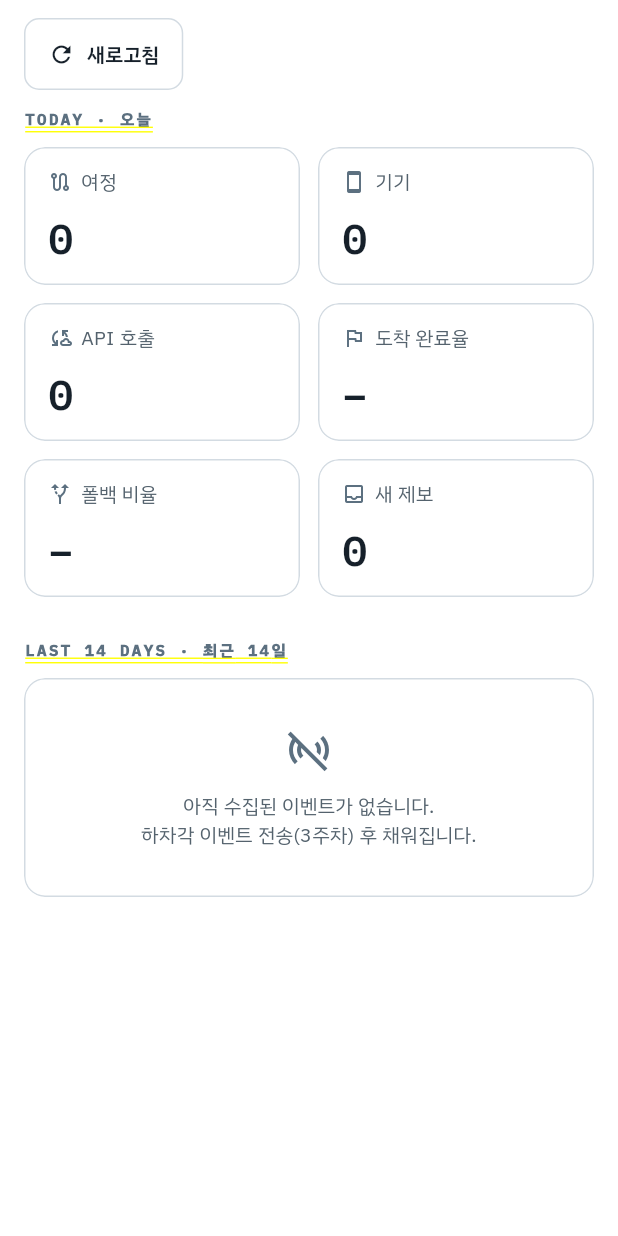
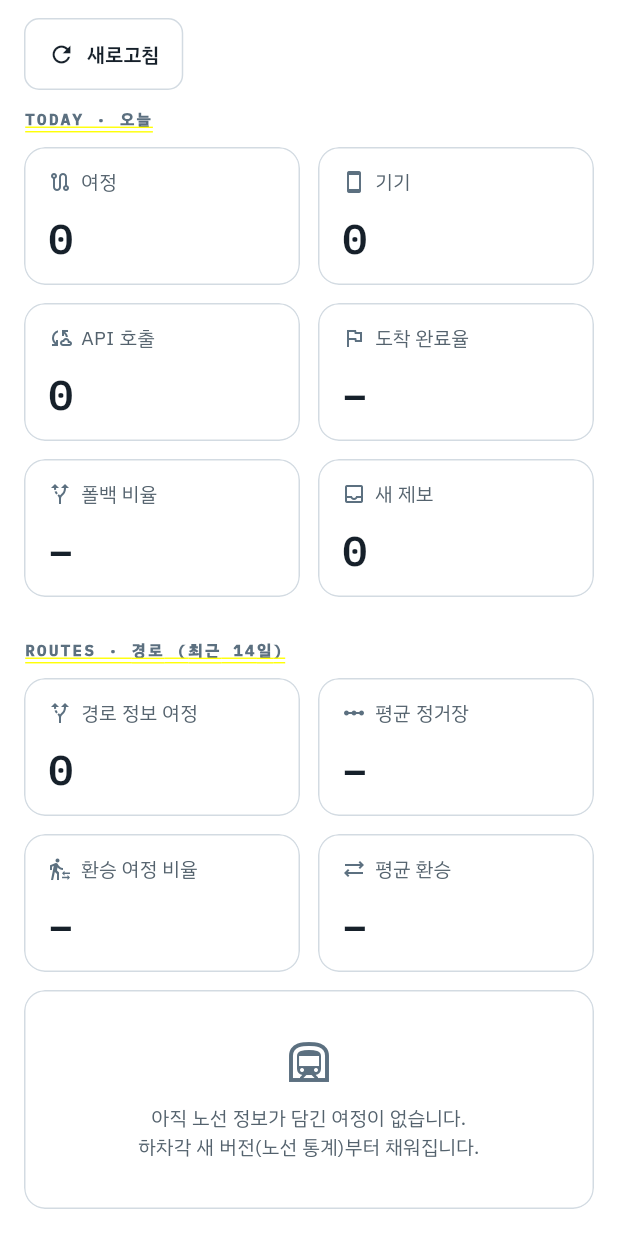
Before and after one commit to kwakkit/hachagak-console, a Flutter app: the DashboardPage screen opened directly, on a phone screen of 412 x 824 dp. Run offline on Flutter 3.47's test engine with Material 3 defaults, Android fonts, the phone set to English and light mode, and no system bars; our stand-ins replace flutter_riverpod, supabase_flutter; accounts and stored records are empty; network calls fail.

Commit message:
feat: 대시보드에 노선 단위 경로 통계 추가
- 0004_route_stats.sql — daily_stats 에 route_trips·transfer_trips·
  transfers_sum·stops_sum 열, 노선별 일별 집계 daily_line_stats 추가.
  refresh_daily_stats() 가 둘 다 갱신. 노선 id 형식이 아니면(역 이름 등) 버림
- 대시보드 "경로 (최근 14일)" — 경로 정보 여정·평균 정거장·환승 여정 비율·
  평균 환승 타일, 노선별 이용 막대(LineUsagePanel), 표에 평균 정거장/환승 여정 열
- 수집 범위는 노선·횟수까지 (역 이름 없음, Play 데이터 보안 양식 범위)
- 테스트: 경로 열 파싱, 노선 집계, 경로 타일·노선 패널 렌더

로컬 Supabase 에서 0003+0004 적용·집계 검증.

Co-Authored-By: Claude Opus 5.5 <noreply@anthropic.com>

```diff
--- a/lib/features/dashboard/daily_stat.dart
+++ b/lib/features/dashboard/daily_stat.dart
@@ -11,7 +11,12 @@ class DailyStat {
       // 0002 에서 추가된 열 — 마이그레이션 전 DB 에서도 깨지지 않게 0 으로.
       timetableTrips = (r['timetable_trips'] as int?) ?? 0,
       endedTrips = (r['ended_trips'] as int?) ?? 0,
-      arrivedTrips = (r['arrived_trips'] as int?) ?? 0;
+      arrivedTrips = (r['arrived_trips'] as int?) ?? 0,
+      // 0004 경로 열 — 노선 정보가 있는 여정(새 앱)만 센다.
+      routeTrips = (r['route_trips'] as int?) ?? 0,
+      transferTrips = (r['transfer_trips'] as int?) ?? 0,
+      transfersSum = (r['transfers_sum'] as int?) ?? 0,
+      stopsSum = (r['stops_sum'] as int?) ?? 0;
 
   final DateTime day;
 
@@ -29,4 +34,12 @@ class DailyStat {
   /// 끝난 여정 수와 그중 목적지 도착으로 끝난 수 (`trip_ended.reason`).
   final int endedTrips;
   final int arrivedTrips;
+
+  /// 노선·환승·정거장 정보가 담긴 시작 여정 수 — 경로 평균의 분모.
+  final int routeTrips;
+
+  /// [routeTrips] 중 환승이 1회 이상인 여정 수, 환승 횟수 합, 정거장 수 합.
+  final int transferTrips;
+  final int transfersSum;
+  final int stopsSum;
 }
--- a/lib/features/dashboard/dashboard_data.dart
+++ b/lib/features/dashboard/dashboard_data.dart
@@ -1,10 +1,14 @@
 import 'daily_stat.dart';
+import 'line_usage.dart';
 
-/// 대시보드 한 화면분 — 최근 14일 집계 + 새 제보 수.
+/// 대시보드 한 화면분 — 최근 14일 집계·노선별 이용 + 새 제보 수.
 class DashboardData {
-  DashboardData(this.days, this.newFeedback);
+  DashboardData(this.days, this.newFeedback, {this.lines = const []});
 
   /// 최근 14일, 최신순. 이벤트가 없는 날은 빠져 있다.
   final List<DailyStat> days;
   final int newFeedback;
+
+  /// 최근 14일 노선별 이용 여정 수, 많은 순.
+  final List<LineUsage> lines;
 }
--- a/lib/features/dashboard/dashboard_page.dart
+++ b/lib/features/dashboard/dashboard_page.dart
@@ -5,21 +5,28 @@ import '../../app/console_widgets.dart';
 import '../feedback/feedback_repository.dart';
 import 'dashboard_data.dart';
 import 'dashboard_page/dashboard_table.dart';
+import 'dashboard_page/line_usage_panel.dart';
+import 'dashboard_page/route_tiles.dart';
 import 'dashboard_page/today_tiles.dart';
 import 'dashboard_repository.dart';
 
 export 'daily_stat.dart';
 export 'dashboard_data.dart';
 export 'dashboard_repository.dart';
+export 'line_usage.dart';
+export 'subway_line.dart';
 
 final dashboardProvider = FutureProvider.autoDispose<DashboardData>((
   ref,
 ) async {
+  final repo = ref.watch(dashboardRepositoryProvider);
   final (days, newFeedback) = await (
-    ref.watch(dashboardRepositoryProvider).fetchDailyStats(),
+    repo.fetchDailyStats(),
     ref.watch(feedbackRepositoryProvider).countNew(),
   ).wait;
-  return DashboardData(days, newFeedback);
+  // 노선 표는 fetchDailyStats 의 집계 갱신이 끝난 뒤에 읽는다.
+  final lines = await repo.fetchLineUsage();
+  return DashboardData(days, newFeedback, lines: lines);
 });
 
 class DashboardPage extends ConsumerWidget {
@@ -47,6 +54,12 @@ class DashboardPage extends ConsumerWidget {
             const SizedBox(height: 10),
             TodayTiles(data),
             const SizedBox(height: 28),
+            const ConsoleEyebrow('Routes · 경로 (최근 14일)'),
+            const SizedBox(height: 10),
+            RouteTiles(data.days),
+            const SizedBox(height: 12),
+            LineUsagePanel(data.lines, routeTrips: routeTripsOf(data.days)),
+            const SizedBox(height: 28),
             const ConsoleEyebrow('Last 14 days · 최근 14일'),
             const SizedBox(height: 10),
             ConsolePanel(
--- /dev/null
+++ b/lib/features/dashboard/dashboard_page/line_usage_panel.dart
@@ -0,0 +1,43 @@
+import 'package:flutter/material.dart';
+
+import '../../../app/console_widgets.dart';
+import '../line_usage.dart';
+import 'line_usage_row.dart';
+
+/// 노선별 이용 — 노선마다 막대 하나. 한 여정이 여러 노선을 타므로 비율의 합은
+/// 100% 를 넘을 수 있다(비율 = 그 노선을 탄 여정 / 경로 정보 여정).
+class LineUsagePanel extends StatelessWidget {
+  const LineUsagePanel(this.lines, {super.key, required this.routeTrips});
+
+  final List<LineUsage> lines;
+  final int routeTrips;
+
+  @override
+  Widget build(BuildContext context) {
+    if (lines.isEmpty) {
+      return const ConsolePanel(
+        padding: EdgeInsets.zero,
+        child: EmptyState(
+          icon: Icons.subway_outlined,
+          message: '아직 노선 정보가 담긴 여정이 없습니다.\n하차각 새 버전(노선 통계)부터 채워집니다.',
+        ),
+      );
+    }
+    final max = lines.first.trips;
+    return ConsolePanel(
+      padding: const EdgeInsets.fromLTRB(16, 14, 16, 14),
+      child: Column(
+        crossAxisAlignment: CrossAxisAlignment.stretch,
+        children: [
+          Text(
+            '노선별 이용 여정',
+            style: ConsoleFonts.label.copyWith(color: context.console.textLo),
+          ),
+          const SizedBox(height: 12),
+          for (final u in lines)
+            LineUsageRow(u, maxTrips: max, routeTrips: routeTrips),
+        ],
+      ),
+    );
+  }
+}
--- /dev/null
+++ b/lib/features/dashboard/dashboard_page/route_tiles.dart
@@ -0,0 +1,60 @@
+import 'package:flutter/material.dart';
+
+import '../daily_stat.dart';
+import 'dashboard_formats.dart';
+import 'stat_tile.dart';
+
+/// [days] 동안 노선 정보가 담긴 여정 수 — 경로 평균·노선 비율의 분모.
+int routeTripsOf(List<DailyStat> days) =>
+    days.fold(0, (sum, d) => sum + d.routeTrips);
+
+/// 기간 경로 요약 4개 — 경로 정보 여정·평균 정거장·환승 여정 비율·평균 환승.
+/// 역 이름은 수집하지 않으므로(Play 데이터 보안 양식 범위) 노선·횟수 단위까지만.
+class RouteTiles extends StatelessWidget {
+  const RouteTiles(this.days, {super.key});
+
+  final List<DailyStat> days;
+
+  @override
+  Widget build(BuildContext context) {
+    final n = routeTripsOf(days);
+    int sum(int Function(DailyStat) f) => days.fold(0, (s, d) => s + f(d));
+    String avg(int total) => n == 0 ? '–' : (total / n).toStringAsFixed(1);
+
+    final tiles = [
+      StatTile(
+        '경로 정보 여정',
+        dashboardNumberFormat.format(n),
+        Icons.alt_route_outlined,
+      ),
+      StatTile(
+        '평균 정거장',
+        avg(sum((d) => d.stopsSum)),
+        Icons.linear_scale_outlined,
+      ),
+      StatTile(
+        '환승 여정 비율',
+        n == 0 ? '–' : '${(sum((d) => d.transferTrips) * 100 / n).round()}%',
+        Icons.transfer_within_a_station_outlined,
+      ),
+      StatTile(
+        '평균 환승',
+        avg(sum((d) => d.transfersSum)),
+        Icons.sync_alt_outlined,
+      ),
+    ];
+
+    return LayoutBuilder(
+      builder: (context, box) {
+        final cols = box.maxWidth >= 720 ? 4 : 2;
+        const gap = 12.0;
+        final w = (box.maxWidth - gap * (cols - 1)) / cols;
+        return Wrap(
+          spacing: gap,
+          runSpacing: gap,
+          children: [for (final t in tiles) SizedBox(width: w, child: t)],
+        );
+      },
+    );
+  }
+}
--- /dev/null
+++ b/lib/features/dashboard/line_usage.dart
@@ -0,0 +1,22 @@
+import 'subway_line.dart';
+
+/// 기간 동안 한 노선을 이용한 여정 수 (`daily_line_stats` 를 노선별로 합친 값).
+class LineUsage {
+  const LineUsage(this.line, this.trips);
+
+  final SubwayLine line;
+  final int trips;
+
+  /// `daily_line_stats` 행들(`line`, `trips`)을 노선별로 합쳐 많은 순으로.
+  static List<LineUsage> aggregate(Iterable<Map<String, dynamic>> rows) {
+    final sums = <String, int>{};
+    for (final r in rows) {
+      final id = r['line'] as String;
+      sums[id] = (sums[id] ?? 0) + (r['trips'] as int);
+    }
+    final out = [
+      for (final e in sums.entries) LineUsage(SubwayLine.of(e.key), e.value),
+    ]..sort((a, b) => b.trips.compareTo(a.trips));
+    return out;
+  }
+}
--- /dev/null
+++ b/lib/features/dashboard/subway_line.dart
@@ -0,0 +1,31 @@
+import 'package:flutter/painting.dart';
+
+/// 하차각 노선 id → 표시 이름·상징색. 하차각 `assets/stations/seoul.json` 의
+/// `lines[]` 와 맞춘다 — 하차각에 노선이 늘면 여기도 추가(모르는 id 는 id 그대로·회색).
+class SubwayLine {
+  const SubwayLine(this.id, this.name, this.color);
+
+  final String id;
+  final String name;
+  final Color color;
+
+  static const List<SubwayLine> all = [
+    SubwayLine('1', '1호선', Color(0xFF0052A4)),
+    SubwayLine('2', '2호선', Color(0xFF00A84D)),
+    SubwayLine('3', '3호선', Color(0xFFEF7C1C)),
+    SubwayLine('4', '4호선', Color(0xFF00A5DE)),
+    SubwayLine('5', '5호선', Color(0xFF996CAC)),
+    SubwayLine('6', '6호선', Color(0xFFCD7C2F)),
+    SubwayLine('7', '7호선', Color(0xFF747F00)),
+    SubwayLine('8', '8호선', Color(0xFFE6186C)),
+    SubwayLine('9', '9호선', Color(0xFFBDB092)),
+    SubwayLine('I1', '인천1호선', Color(0xFF7CA8D5)),
+    SubwayLine('I2', '인천2호선', Color(0xFFF5A200)),
+    SubwayLine('GTXA', 'GTX-A', Color(0xFF9A6292)),
+  ];
+
+  static SubwayLine of(String id) => all.firstWhere(
+    (l) => l.id == id,
+    orElse: () => SubwayLine(id, id, const Color(0xFF8A8A8A)),
+  );
+}
```
Also changed, not shown: lib/features/dashboard/dashboard_page/dashboard_table.dart (+9 -0 lines), lib/features/dashboard/dashboard_page/line_usage_row.dart (added, +67 -0 lines), lib/features/dashboard/dashboard_repository.dart (+18 -1 lines), 5 other files.
